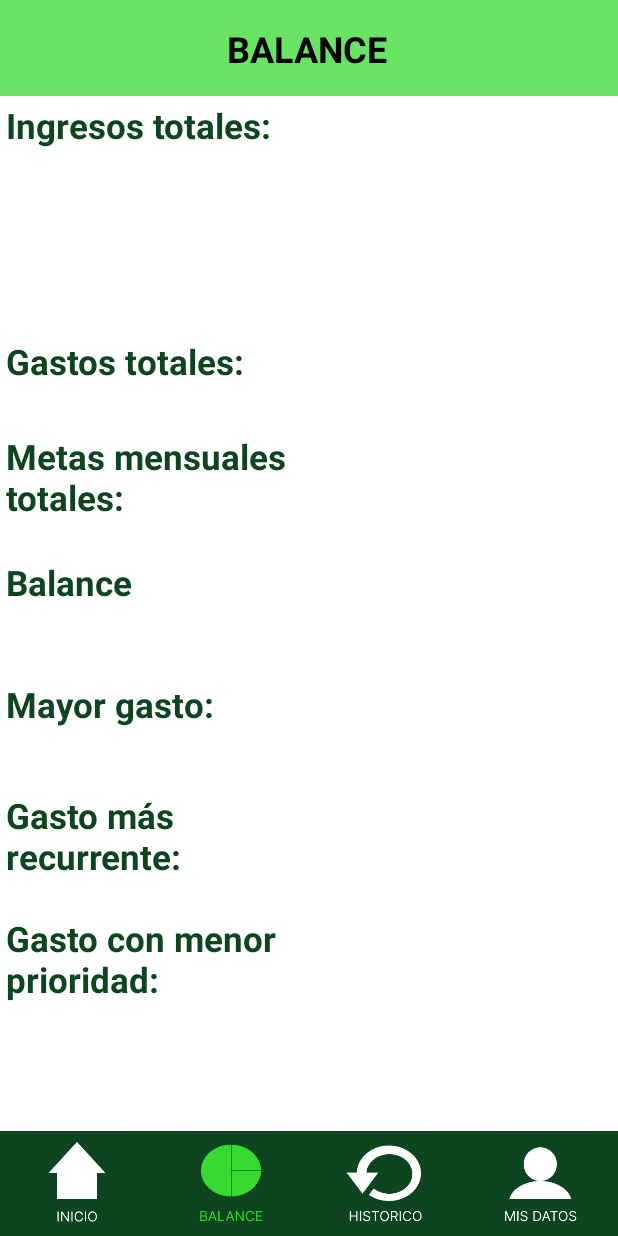
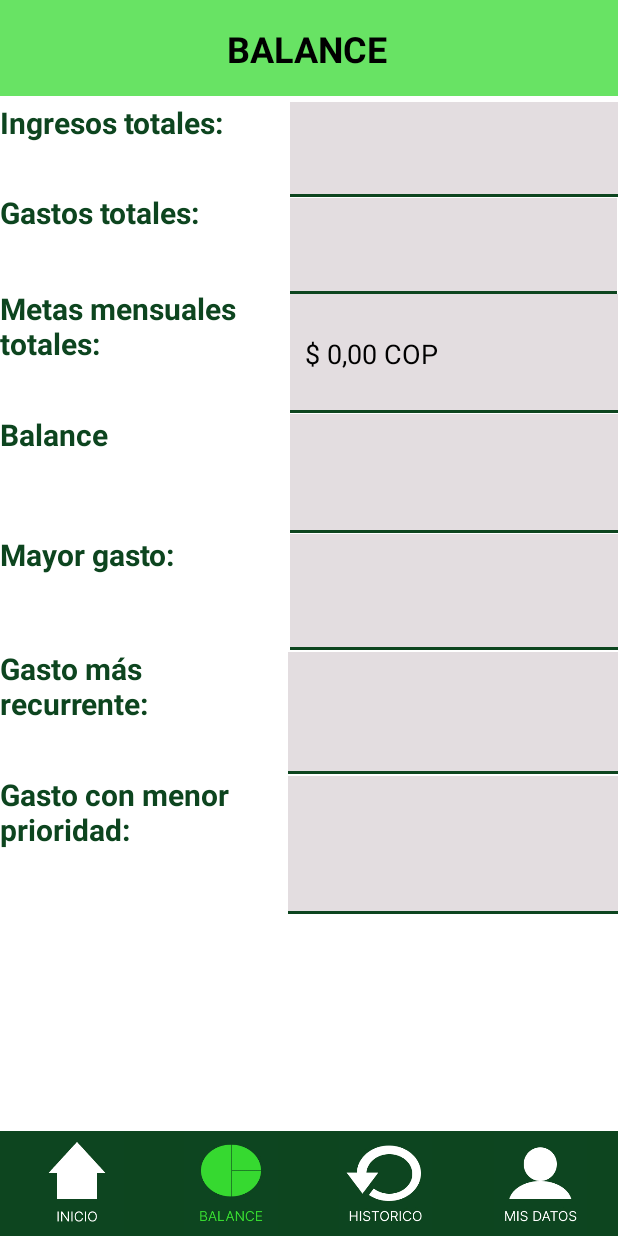
Before and after one commit to cristoferOrdonez/FinancePal, an Android app: the Balance screen opened directly, with no data from a screen before it, on a phone screen of 412 x 824 dp. Run offline under Robolectric (Android 15) with nearby library versions, the phone set to English and light mode, and no system bars; 3 statements that could not run were skipped.

Commit message:
Balance estructura posible, metodo de metasmensualestotales implementado, logo en el inicio, lista_item_historico para el historico

```diff
--- a/app/src/main/java/com/example/financepal/Balance.java
+++ b/app/src/main/java/com/example/financepal/Balance.java
@@ -4,14 +4,23 @@ import androidx.appcompat.app.AppCompatActivity;
 
 import android.content.Intent;
 import android.os.Bundle;
+import android.text.InputType;
 import android.view.View;
+import android.widget.EditText;
 import android.widget.ImageView;
 import android.widget.Toast;
+
+import com.example.financepal.db.DbNombreMetas;
+
+import java.text.NumberFormat;
+import java.util.Locale;
 
 public class Balance extends AppCompatActivity {
 
     String correoElectronicoS;
     ImageView botonInicio, botonHistorico, botonMisDatos;
+
+    EditText espacioIngresosTotales, espacioGastoTotales, espacioMetasMensualesTotales, espacioBalance, espacioMayorGasto, espacioGastoMasRecurrente, espacioGastoMenorPrioridad;
 
     @Override
     protected void onCreate(Bundle savedInstanceState) {
@@ -28,6 +37,39 @@ public class Balance extends AppCompatActivity {
 
         botonMisDatos = findViewById(R.id.botonMisDatosBALANCE);
         botonMisDatos.setOnClickListener(view -> cambiarAMisDatos(view));
+
+
+        espacioIngresosTotales=findViewById(R.id.espacioIngresosTotales);
+        espacioGastoTotales=findViewById(R.id.espacioGastosTotales);
+        espacioMetasMensualesTotales=findViewById(R.id.espacioMetasMensualesTotales);
+        espacioBalance=findViewById(R.id.espacioBalance);
+        espacioMayorGasto=findViewById(R.id.espacioMayorGasto);
+        espacioGastoMasRecurrente=findViewById(R.id.espacioGastoMasRecurrente);
+        espacioGastoMenorPrioridad=findViewById(R.id.espacioGastoMenorPrioridad);
+
+        espacioIngresosTotales.setInputType(InputType.TYPE_NULL);
+        espacioGastoTotales.setInputType(InputType.TYPE_NULL);
+        espacioMetasMensualesTotales.setInputType(InputType.TYPE_NULL);
+        espacioBalance.setInputType(InputType.TYPE_NULL);
+        espacioMayorGasto.setInputType(InputType.TYPE_NULL);
+        espacioGastoMasRecurrente.setInputType(InputType.TYPE_NULL);
+        espacioGastoMenorPrioridad.setInputType(InputType.TYPE_NULL);
+
+
+        NumberFormat col = NumberFormat.getCurrencyInstance(new Locale("es", "CO"));
+
+
+
+
+
+
+
+        DbNombreMetas dbNombreMetas =new DbNombreMetas(Balance.this);
+        Double montomensualmetas =dbNombreMetas.sumarMontosMensuales(correoElectronicoS);
+        espacioMetasMensualesTotales.setText((col.format(montomensualmetas))+" COP");
+        dbNombreMetas.close();
+
+
 
     }
 
--- a/app/src/main/res/layout/activity_balance.xml
+++ b/app/src/main/res/layout/activity_balance.xml
@@ -11,97 +11,92 @@
         android:id="@+id/textMayorGasto"
         android:layout_width="188dp"
         android:layout_height="74dp"
-        android:layout_marginStart="4dp"
+        android:layout_marginTop="292dp"
         android:text="Mayor gasto:"
         android:textAlignment="viewStart"
         android:textColor="@color/verdeOscuro"
-        android:textSize="23sp"
+        android:textSize="20sp"
         android:textStyle="bold"
-        app:layout_constraintBottom_toTopOf="@+id/txtGastoMasRecu"
-        app:layout_constraintStart_toStartOf="parent" />
+        app:layout_constraintStart_toStartOf="parent"
+        app:layout_constraintTop_toBottomOf="@+id/recuadroSuperiorBalance" />
 
     <TextView
         android:id="@+id/texgasto"
         android:layout_width="189dp"
         android:layout_height="63dp"
-        android:layout_marginStart="4dp"
+        android:layout_marginTop="64dp"
         android:text="Gastos totales:"
         android:textAlignment="viewStart"
         android:textColor="@color/verdeOscuro"
-        android:textSize="23sp"
+        android:textSize="20sp"
         android:textStyle="bold"
-        app:layout_constraintBottom_toTopOf="@+id/textmetasmen"
-        app:layout_constraintStart_toStartOf="parent" />
+        app:layout_constraintStart_toStartOf="parent"
+        app:layout_constraintTop_toBottomOf="@+id/recuadroSuperiorBalance" />
 
     <TextView
         android:id="@+id/textmetasmen"
         android:layout_width="189dp"
         android:layout_height="84dp"
-        android:layout_marginStart="4dp"
+        android:layout_marginTop="128dp"
         android:text="Metas mensuales totales:"
         android:textAlignment="viewStart"
         android:textColor="@color/verdeOscuro"
-        android:textSize="23sp"
+        android:textSize="20sp"
         android:textStyle="bold"
-        app:layout_constraintBottom_toTopOf="@+id/textbalan"
-        app:layout_constraintStart_toStartOf="parent" />
+        app:layout_constraintStart_toStartOf="parent"
+        app:layout_constraintTop_toBottomOf="@+id/recuadroSuperiorBalance" />
 
     <TextView
         android:id="@+id/textbalan"
         android:layout_width="188dp"
         android:layout_height="81dp"
-        android:layout_marginStart="4dp"
+        android:layout_marginTop="212dp"
         android:text="Balance"
         android:textAlignment="viewStart"
         android:textColor="@color/verdeOscuro"
-        android:textSize="23sp"
+        android:textSize="20sp"
         android:textStyle="bold"
-        app:layout_constraintBottom_toTopOf="@+id/textMayorGasto"
-        app:layout_constraintStart_toStartOf="parent" />
+        app:layout_constraintStart_toStartOf="parent"
+        app:layout_constraintTop_toBottomOf="@+id/recuadroSuperiorBalance" />
 
     <TextView
         android:id="@+id/txtGastoMasRecu"
         android:layout_width="188dp"
         android:layout_height="82dp"
-        android:layout_marginStart="4dp"
+        android:layout_marginTop="368dp"
         android:text="Gasto más recurrente:"
         android:textAlignment="viewStart"
         android:textColor="@color/verdeOscuro"
-        android:textSize="23sp"
+        android:textSize="20sp"
         android:textStyle="bold"
-        app:layout_constraintBottom_toTopOf="@+id/textGastoMenorPrior"
-        app:layout_constraintStart_toStartOf="parent" />
+        app:layout_constraintStart_toStartOf="parent"
+        app:layout_constraintTop_toBottomOf="@+id/recuadroSuperiorBalance" />
 
     <TextView
         android:id="@+id/textGastoMenorPrior"
         android:layout_width="188dp"
         android:layout_height="92dp"
-        android:layout_marginStart="4dp"
-        android:layout_marginBottom="52dp"
+        android:layout_marginTop="452dp"
         android:text="Gasto con menor prioridad:"
         android:textAlignment="viewStart"
         android:textColor="@color/verdeOscuro"
-        android:textSize="23sp"
+        android:textSize="20sp"
         android:textStyle="bold"
-        app:layout_constraintBottom_toTopOf="@+id/recuadroInferiorInicio5"
-        app:layout_constraintStart_toStartOf="parent" />
+        app:layout_constraintStart_toStartOf="parent"
+        app:layout_constraintTop_toBottomOf="@+id/recuadroSuperiorBalance" />
 
     <TextView
         android:id="@+id/TextIngTot"
         android:layout_width="189dp"
-        android:layout_height="65dp"
+        android:layout_height="59dp"
         android:layout_marginTop="4dp"
         android:text="Ingresos totales:"
         android:textAlignment="viewStart"
         android:textColor="@color/verdeOscuro"
-        android:textSize="23sp"
+        android:textSize="20sp"
         android:textStyle="bold"
-        app:layout_constraintBottom_toTopOf="@+id/texgasto"
-        app:layout_constraintEnd_toEndOf="parent"
-        app:layout_constraintHorizontal_bias="0.018"
         app:layout_constraintStart_toStartOf="parent"
-        app:layout_constraintTop_toBottomOf="@+id/recuadroSuperiorBalance"
-        app:layout_constraintVertical_bias="0.0" />
+        app:layout_constraintTop_toBottomOf="@+id/recuadroSuperiorBalance" />
 
     <androidx.appcompat.widget.Toolbar
         android:id="@+id/recuadroInferiorInicio5"
@@ -139,6 +134,125 @@
         app:layout_constraintHorizontal_bias="0.496"
         app:layout_constraintStart_toStartOf="@+id/recuadroSuperiorBalance"
         app:layout_constraintTop_toTopOf="@+id/recuadroSuperiorBalance" />
+
+    <EditText
+        android:id="@+id/espacioIngresosTotales"
+        android:layout_width="219dp"
+        android:layout_height="63dp"
+        android:layout_marginStart="4dp"
+        android:layout_marginTop="4dp"
+        android:background="@drawable/background_buttons"
+        android:clickable="false"
+        android:ems="10"
+        android:hint=" "
+        android:inputType="text"
+        android:labelFor="@+id/viewNombreMetaEditar"
+        android:textColor="@color/black"
+        app:layout_constraintStart_toEndOf="@+id/TextIngTot"
+        app:layout_constraintTop_toBottomOf="@+id/recuadroSuperiorBalance"
+        tools:ignore="SpeakableTextPresentCheck" />
+
+    <EditText
+        android:id="@+id/espacioGastosTotales"
+        android:layout_width="218dp"
+        android:layout_height="64dp"
+        android:layout_marginStart="4dp"
+        android:layout_marginTop="68dp"
+        android:background="@drawable/background_buttons"
+        android:clickable="false"
+        android:ems="10"
+        android:hint=" "
+        android:inputType="text"
+        android:labelFor="@+id/viewNombreMetaEditar"
+        android:textColor="@color/black"
+        app:layout_constraintStart_toEndOf="@+id/texgasto"
+        app:layout_constraintTop_toBottomOf="@+id/recuadroSuperiorBalance"
+        tools:ignore="SpeakableTextPresentCheck" />
+
+    <EditText
+        android:id="@+id/espacioMetasMensualesTotales"
+        android:layout_width="224dp"
+        android:layout_height="79dp"
+        android:layout_marginStart="4dp"
+        android:layout_marginTop="132dp"
+        android:background="@drawable/background_buttons"
+        android:clickable="false"
+        android:ems="10"
+        android:hint=" "
+        android:inputType="text"
+        android:labelFor="@+id/viewNombreMetaEditar"
+        android:textColor="@color/black"
+        app:layout_constraintStart_toEndOf="@+id/textmetasmen"
+        app:layout_constraintTop_toBottomOf="@+id/recuadroSuperiorBalance"
+        tools:ignore="SpeakableTextPresentCheck" />
+
+    <EditText
+        android:id="@+id/espacioBalance"
+        android:layout_width="219dp"
+        android:layout_height="79dp"
+        android:layout_marginStart="4dp"
+        android:layout_marginTop="212dp"
+        android:background="@drawable/background_buttons"
+        android:clickable="false"
+        android:ems="10"
+        android:hint=" "
+        android:inputType="text"
+        android:labelFor="@+id/viewNombreMetaEditar"
+        android:textColor="@color/black"
+        app:layout_constraintStart_toEndOf="@+id/texgasto"
+        app:layout_constraintTop_toBottomOf="@+id/recuadroSuperiorBalance"
+        tools:ignore="SpeakableTextPresentCheck" />
+
+    <EditText
+        android:id="@+id/espacioMayorGasto"
+        android:layout_width="219dp"
+        android:layout_height="77dp"
+        android:layout_marginStart="4dp"
+        android:layout_marginTop="292dp"
+        android:background="@drawable/background_buttons"
+        android:clickable="false"
+        android:ems="10"
+        android:hint=" "
+        android:inputType="text"
+        android:labelFor="@+id/viewNombreMetaEditar"
+        android:textColor="@color/black"
+        app:layout_constraintStart_toEndOf="@+id/texgasto"
+        app:layout_constraintTop_toBottomOf="@+id/recuadroSuperiorBalance"
+        tools:ignore="SpeakableTextPresentCheck" />
+
+    <EditText
+        android:id="@+id/espacioGastoMasRecurrente"
+        android:layout_width="220dp"
+        android:layout_height="81dp"
+        android:layout_marginStart="4dp"
+        android:layout_marginTop="1dp"
+        android:background="@drawable/background_buttons"
+        android:clickable="false"
+        android:ems="10"
+        android:hint=" "
+        android:inputType="text"
+        android:labelFor="@+id/viewNombreMetaEditar"
+        android:textColor="@color/black"
+        app:layout_constraintStart_toEndOf="@+id/txtGastoMasRecu"
+        app:layout_constraintTop_toBottomOf="@+id/espacioMayorGasto"
+        tools:ignore="SpeakableTextPresentCheck" />
+
+    <EditText
+        android:id="@+id/espacioGastoMenorPrioridad"
+        android:layout_width="221dp"
+        android:layout_height="92dp"
+        android:layout_marginStart="4dp"
+        android:layout_marginTop="1dp"
+        android:background="@drawable/background_buttons"
+        android:clickable="false"
+        android:ems="10"
+        android:hint=" "
+        android:inputType="text"
+        android:labelFor="@+id/viewNombreMetaEditar"
+        android:textColor="@color/black"
+        app:layout_constraintStart_toEndOf="@+id/textGastoMenorPrior"
+        app:layout_constraintTop_toBottomOf="@+id/espacioGastoMasRecurrente"
+        tools:ignore="SpeakableTextPresentCheck" />
 
     <TableLayout
         android:layout_width="match_parent"
--- a/app/src/main/res/layout/activity_main.xml
+++ b/app/src/main/res/layout/activity_main.xml
@@ -78,4 +78,14 @@
         app:layout_constraintEnd_toEndOf="parent"
         app:layout_constraintStart_toStartOf="parent" />
 
+    <ImageView
+        android:id="@+id/logoInicio"
+        android:layout_width="296dp"
+        android:layout_height="224dp"
+        app:layout_constraintBottom_toTopOf="@+id/editTextCorreoElectronico"
+        app:layout_constraintEnd_toEndOf="parent"
+        app:layout_constraintStart_toStartOf="parent"
+        app:layout_constraintTop_toTopOf="parent"
+        app:srcCompat="@mipmap/ic_launcherlogo2" />
+
 </androidx.constraintlayout.widget.ConstraintLayout>
--- /dev/null
+++ b/app/src/main/res/layout/lista_item_historico.xml
@@ -0,0 +1,67 @@
+<?xml version="1.0" encoding="utf-8"?>
+<LinearLayout xmlns:android="http://schemas.android.com/apk/res/android"
+    xmlns:app="http://schemas.android.com/apk/res-auto"
+    xmlns:tools="http://schemas.android.com/tools"
+    android:layout_width="match_parent"
+    android:layout_height="match_parent"
+    android:background="@color/white">
+
+    <LinearLayout
+        android:layout_width="match_parent"
+        android:layout_height="match_parent"
+        android:orientation="vertical"
+        android:paddingRight="15dp"
+        android:paddingLeft="15dp">
+    <LinearLayout
+        android:layout_width="match_parent"
+        android:layout_height="131dp"
+        android:paddingTop="15dp"
+        android:paddingBottom="15dp"
+
+        android:orientation="vertical">
+
+        <TextView
+            android:id="@+id/viewFechaHistorico"
+            android:layout_width="match_parent"
+            android:layout_height="0dp"
+            android:layout_weight="20"
+            android:gravity="center|left"
+            android:text="TextView"
+            android:textAppearance="@style/TextAppearance.AppCompat.Body2"
+            android:textColor="@color/verdeOscuro"
+            android:textSize="17sp" />
+
+        <TextView
+            android:id="@+id/viewBalanceHistorico"
+            android:layout_width="match_parent"
+            android:layout_height="0dp"
+            android:layout_weight="20"
+            android:gravity="center|left"
+            android:text="TextView"
+            android:textColor="@color/verdeOscuro" />
+
+        <TextView
+            android:id="@+id/viewGastosMensulesHistorico"
+            android:layout_width="match_parent"
+            android:layout_height="0dp"
+            android:layout_weight="20"
+            android:gravity="center|left"
+            android:text="TextView"
+            android:textColor="@color/verdeOscuro" />
+
+        <TextView
+            android:id="@+id/viewIngresosMensualesHistoricos"
+            android:layout_width="match_parent"
+            android:layout_height="0dp"
+            android:layout_weight="20"
+            android:gravity="center|left"
+            android:text="TextView"
+            android:textColor="@color/verdeOscuro" />
+    </LinearLayout>
+        <View
+            android:id="@+id/divider"
+            android:layout_width="match_parent"
+            android:layout_height="1dp"
+            android:background="@color/verdeOscuro" />
+        </LinearLayout>
+</LinearLayout>
```
Also changed, not shown: app/src/main/java/com/example/financepal/db/DbNombreMetas.java (+0 -7 lines).
